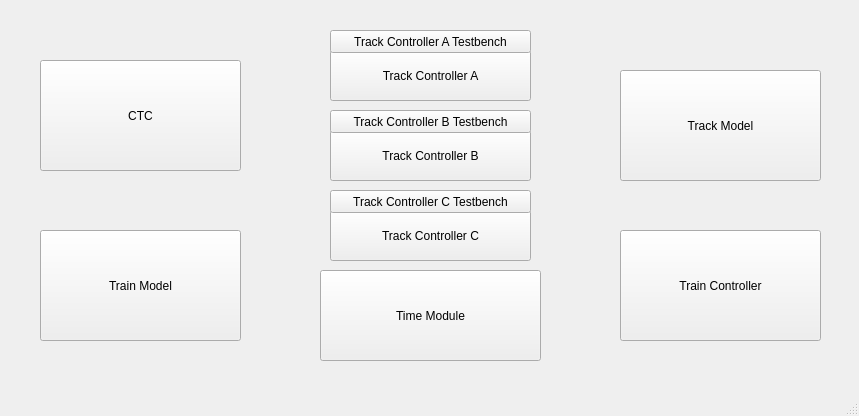
Qt form launcher.ui (LucasZ99/ECE1140SystemsEngineeringProject) before a commit.
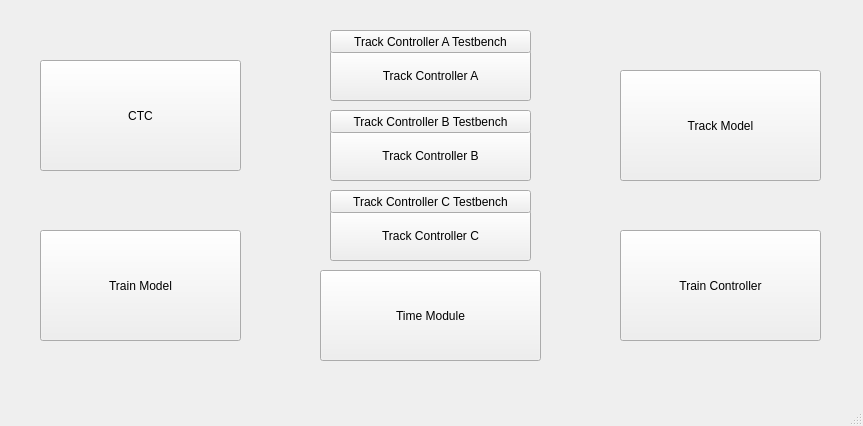
The same form after that commit.

The edit to the form file:
```diff
--- a/launcher.ui
+++ b/launcher.ui
@@ -6,8 +6,8 @@
    <rect>
     <x>0</x>
     <y>0</y>
-    <width>859</width>
-    <height>416</height>
+    <width>863</width>
+    <height>426</height>
    </rect>
   </property>
   <property name="windowTitle">
```
Left out of the diff: 4 changed lines with no effect on the pictures.
